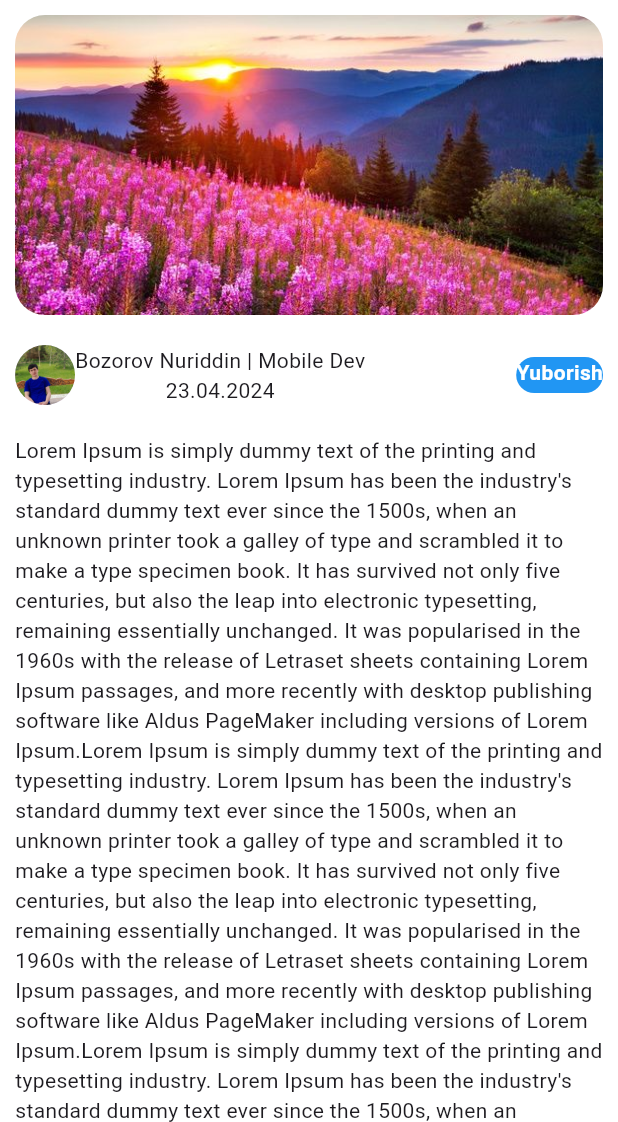
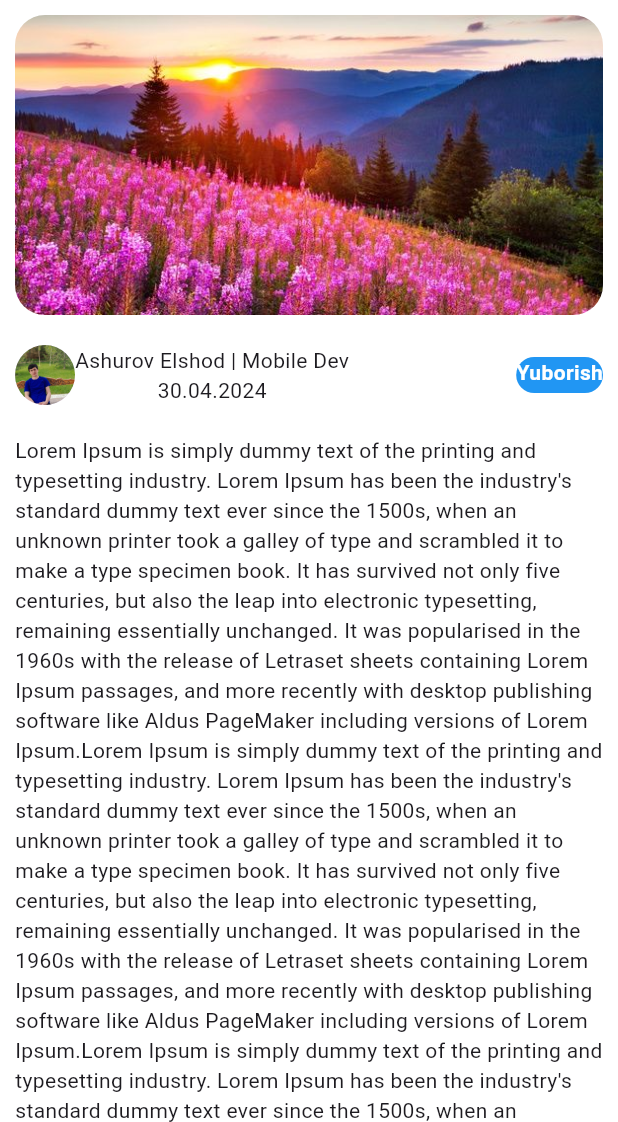
Before and after one commit to ashurovelshodbek2/5-amaliy-ish, a Flutter app: the screen it shows after launch, on a phone screen of 412 x 824 dp, the part 114-1236 px from its top. Run offline on Flutter 3.47's test engine with Material 3 defaults, Android fonts, the phone set to English and light mode, and no system bars.

Commit message:
5-amaliy

```diff
--- a/lib/main.dart
+++ b/lib/main.dart
@@ -56,8 +56,8 @@ class MyApp extends StatelessWidget {
       ),
       Column(
         children: [
-          Text('Bozorov Nuriddin | Mobile Dev'),
-          Text('23.04.2024'),
+          Text('Ashurov Elshod | Mobile Dev'),
+          Text('30.04.2024'),
         ],
       ),
       ],
```
